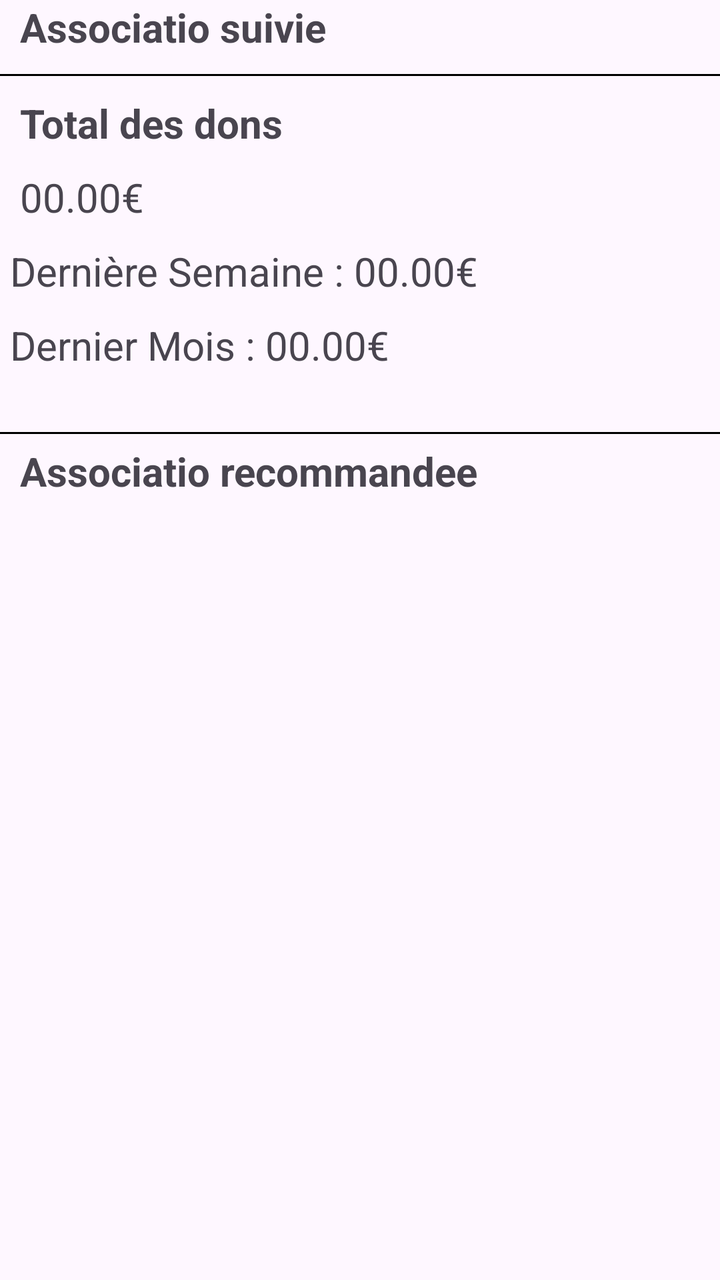
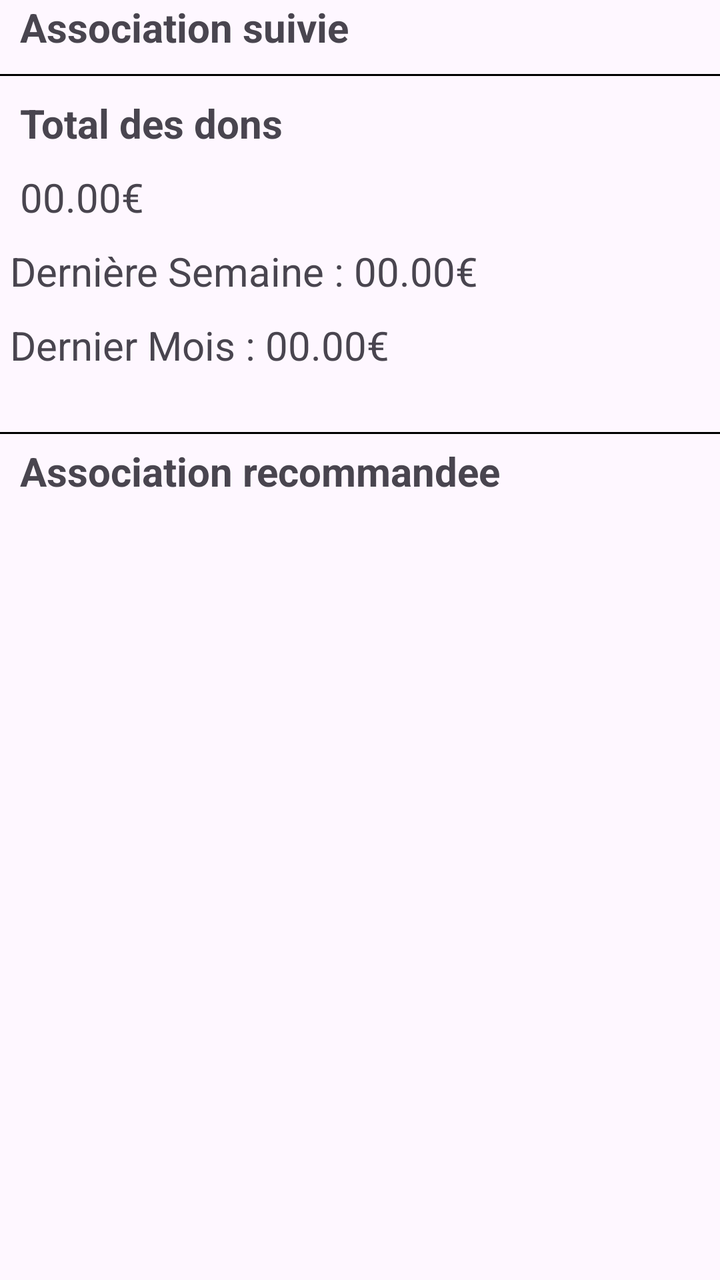

Two renders of the same Android screen: before a commit and after it. Below are the layout's source before the change and the commit's diff.
<!-- AndroidManifest.xml: application theme Theme.NewAgapiVERSION311CLEAN -->
<!-- res/layout/fragment_admin_association.xml -->
<androidx.constraintlayout.widget.ConstraintLayout xmlns:android="http://schemas.android.com/apk/res/android"
    xmlns:tools="http://schemas.android.com/tools"
    android:layout_width="match_parent"
    android:layout_height="match_parent"
    xmlns:app="http://schemas.android.com/apk/res-auto"
    tools:context="fragments.AdminFragmentAssociation"

    >

    <TextView
        android:layout_width="wrap_content"
        android:layout_height="wrap_content"
        android:text="Associatio suivie"
        android:textStyle="bold"
        android:textSize="20dp"
        app:layout_constraintTop_toTopOf="parent"
        app:layout_constraintStart_toStartOf="parent"
        android:layout_marginStart="10dp"
        android:id="@+id/textViewAssociationSuivie"
        />

    <androidx.recyclerview.widget.RecyclerView
        android:layout_width="match_parent"
        android:layout_height="wrap_content"
        android:id="@+id/listeAssociationSuivie"
        app:layout_constraintStart_toStartOf="parent"
        app:layout_constraintTop_toBottomOf="@id/textViewAssociationSuivie"
        android:layout_marginStart="5dp"
        />

    <View
        android:id="@+id/barAssociationSuivie"
        android:layout_width="match_parent"
        android:layout_height="1dp"
        app:layout_constraintTop_toBottomOf="@id/listeAssociationSuivie"
        android:background="@color/text_svg_main_color"
        android:layout_marginTop="10dp"
        />

    <TextView
        android:id="@+id/TitleDon"
        android:layout_width="wrap_content"
        android:layout_height="wrap_content"
        android:text="Total des dons"
        app:layout_constraintTop_toBottomOf="@+id/barAssociationSuivie"
        app:layout_constraintStart_toStartOf="parent"
        android:layout_marginStart="10dp"
        android:layout_marginTop="10dp"
        android:textSize="20dp"
        android:textStyle="bold"
        />

    <TextView
        android:id="@+id/montantTotal"
        android:layout_width="wrap_content"
        android:layout_height="wrap_content"
        android:textSize="20dp"
        android:layout_marginTop="10dp"
        android:text="00.00€"
        app:layout_constraintStart_toStartOf="@+id/TitleDon"
        app:layout_constraintTop_toBottomOf="@+id/TitleDon" />

    <TextView
        android:id="@+id/DonParAssociationText1"
        android:layout_width="wrap_content"
        android:layout_height="wrap_content"
        android:text=" Dernière Semaine : 00.00€ "
        android:textSize="20dp"
        android:layout_marginTop="10dp"
        app:layout_constraintStart_toStartOf="parent"
        app:layout_constraintTop_toBottomOf="@+id/montantTotal" />

    <TextView
        android:id="@+id/DonParAssociationText2"
        android:layout_width="wrap_content"
        android:layout_height="wrap_content"
        android:text=" Dernier Mois : 00.00€"
        android:layout_marginTop="10dp"
        android:textSize="20dp"

        app:layout_constraintStart_toStartOf="@+id/DonParAssociationText1"
        app:layout_constraintTop_toBottomOf="@+id/DonParAssociationText1" />



    <View
        android:id="@+id/barTotalDesDons"
        android:layout_width="match_parent"
        android:layout_height="1dp"
        app:layout_constraintTop_toBottomOf="@id/DonParAssociationText2"
        android:background="@color/text_svg_main_color"
        android:layout_marginTop="30dp"
        />


    <TextView
        android:id="@+id/textViewAssociationRecommandee"
        android:layout_width="wrap_content"
        android:layout_height="wrap_content"
        android:layout_marginStart="10dp"
        android:text="Associatio recommandee"
        android:textSize="20dp"
        android:textStyle="bold"
        app:layout_constraintStart_toStartOf="parent"
        app:layout_constraintTop_toBottomOf="@id/barTotalDesDons"
        android:layout_marginTop="5dp"
        />

    <androidx.recyclerview.widget.RecyclerView
        android:layout_width="match_parent"
        android:layout_height="wrap_content"
        app:layout_constraintTop_toBottomOf="@+id/textViewAssociationRecommandee"
        android:layout_marginStart="5dp" />

</androidx.constraintlayout.widget.ConstraintLayout>
<!-- resources referenced by this layout -->
<resources>
  <color name="text_svg_main_color">#FF000000</color>
  <style name="Theme.NewAgapiVERSION311CLEAN" parent="Base.Theme.NewAgapiVERSION311CLEAN" />
  <style name="Base.Theme.NewAgapiVERSION311CLEAN" parent="Theme.Material3.DayNight.NoActionBar">
          
          
        
      </style>
</resources>

<!-- the commit's change to res/layout/fragment_admin_association.xml (unified diff, before → after) -->
@@ -8,16 +8,15 @@
     >
 
     <TextView
+        android:id="@+id/textViewAssociationSuivie"
         android:layout_width="wrap_content"
         android:layout_height="wrap_content"
-        android:text="Associatio suivie"
+        android:layout_marginStart="10dp"
+        android:text="@string/association_suivie"
+        android:textSize="20sp"
         android:textStyle="bold"
-        android:textSize="20dp"
-        app:layout_constraintTop_toTopOf="parent"
         app:layout_constraintStart_toStartOf="parent"
-        android:layout_marginStart="10dp"
-        android:id="@+id/textViewAssociationSuivie"
-        />
+        app:layout_constraintTop_toTopOf="parent" />
 
     <androidx.recyclerview.widget.RecyclerView
         android:layout_width="match_parent"
@@ -41,12 +40,12 @@
         android:id="@+id/TitleDon"
         android:layout_width="wrap_content"
         android:layout_height="wrap_content"
-        android:text="Total des dons"
+        android:text="@string/total_des_dons"
         app:layout_constraintTop_toBottomOf="@+id/barAssociationSuivie"
         app:layout_constraintStart_toStartOf="parent"
         android:layout_marginStart="10dp"
         android:layout_marginTop="10dp"
-        android:textSize="20dp"
+        android:textSize="20sp"
         android:textStyle="bold"
         />
 
@@ -54,21 +53,23 @@
         android:id="@+id/montantTotal"
         android:layout_width="wrap_content"
         android:layout_height="wrap_content"
-        android:textSize="20dp"
+        android:textSize="20sp"
         android:layout_marginTop="10dp"
-        android:text="00.00€"
+        android:text="@string/_00_00"
         app:layout_constraintStart_toStartOf="@+id/TitleDon"
-        app:layout_constraintTop_toBottomOf="@+id/TitleDon" />
+        app:layout_constraintTop_toBottomOf="@+id/TitleDon"
+        tools:ignore="HardcodedText" />
 
     <TextView
         android:id="@+id/DonParAssociationText1"
         android:layout_width="wrap_content"
         android:layout_height="wrap_content"
         android:text=" Dernière Semaine : 00.00€ "
-        android:textSize="20dp"
+        android:textSize="20sp"
         android:layout_marginTop="10dp"
         app:layout_constraintStart_toStartOf="parent"
-        app:layout_constraintTop_toBottomOf="@+id/montantTotal" />
+        app:layout_constraintTop_toBottomOf="@+id/montantTotal"
+        tools:ignore="HardcodedText" />
 
     <TextView
         android:id="@+id/DonParAssociationText2"
@@ -76,10 +77,11 @@
         android:layout_height="wrap_content"
         android:text=" Dernier Mois : 00.00€"
         android:layout_marginTop="10dp"
-        android:textSize="20dp"
+        android:textSize="20sp"
 
         app:layout_constraintStart_toStartOf="@+id/DonParAssociationText1"
-        app:layout_constraintTop_toBottomOf="@+id/DonParAssociationText1" />
+        app:layout_constraintTop_toBottomOf="@+id/DonParAssociationText1"
+        tools:ignore="HardcodedText" />
 
 
 
@@ -98,13 +100,13 @@
         android:layout_width="wrap_content"
         android:layout_height="wrap_content"
         android:layout_marginStart="10dp"
-        android:text="Associatio recommandee"
-        android:textSize="20dp"
+        android:text="Association recommandee"
+        android:textSize="20sp"
         android:textStyle="bold"
         app:layout_constraintStart_toStartOf="parent"
         app:layout_constraintTop_toBottomOf="@id/barTotalDesDons"
         android:layout_marginTop="5dp"
-        />
+        tools:ignore="HardcodedText" />
 
     <androidx.recyclerview.widget.RecyclerView
         android:layout_width="match_parent"
<!-- resource entries referenced after the edit -->
@@ -1,6 +1,9 @@
 <!-- resources referenced by this layout -->
 <resources>
   <color name="text_svg_main_color">#FF000000</color>
+  <string name="_00_00">00.00€</string>
+  <string name="association_suivie">Association suivie</string>
+  <string name="total_des_dons">Total des dons</string>
   <style name="Theme.NewAgapiVERSION311CLEAN" parent="Base.Theme.NewAgapiVERSION311CLEAN" />
   <style name="Base.Theme.NewAgapiVERSION311CLEAN" parent="Theme.Material3.DayNight.NoActionBar">
           
